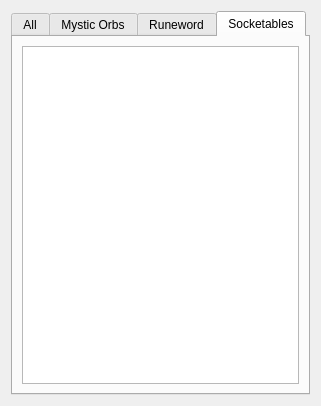
Above: propertiesviewerwidget.ui from kambala-decapitator/MedianXLOfflineTools before the change. Below: the same form after it.
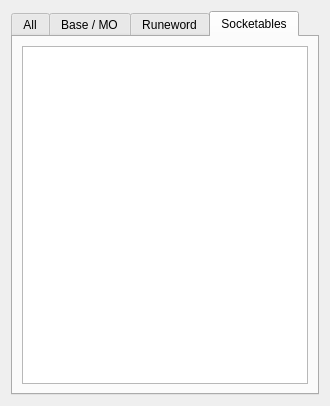
That is the form after the change.

Commit message:
Properties Viewer:
fixed alignment of props;
renamed MO tab;
made the widget disabled when no item is selected;
added display of item-only props to MO tab;
added a real HTML line instead of ---------;

What changed in the file:
```diff
--- a/propertiesviewerwidget.ui
+++ b/propertiesviewerwidget.ui
@@ -6,7 +6,7 @@
    <rect>
     <x>0</x>
     <y>0</y>
-    <width>293</width>
+    <width>330</width>
     <height>406</height>
    </rect>
   </property>
@@ -47,7 +47,7 @@
      </widget>
      <widget class="QWidget" name="tabWidgetPage2" native="true">
       <attribute name="title">
-       <string>Mystic Orbs</string>
+       <string>Base / MO</string>
       </attribute>
       <layout class="QVBoxLayout" name="verticalLayout">
        <item>
```
Left out of the diff: 10 changed lines with no effect on the pictures. The commit also changes 1 other file.
